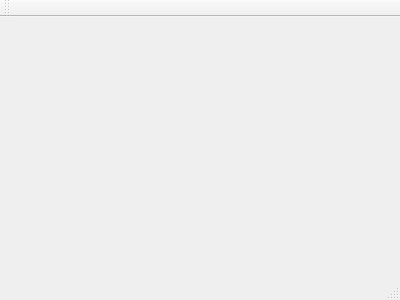
Qt form Datalogger/mainwindow.ui (FRUCD/DataloggerQt) before a commit.
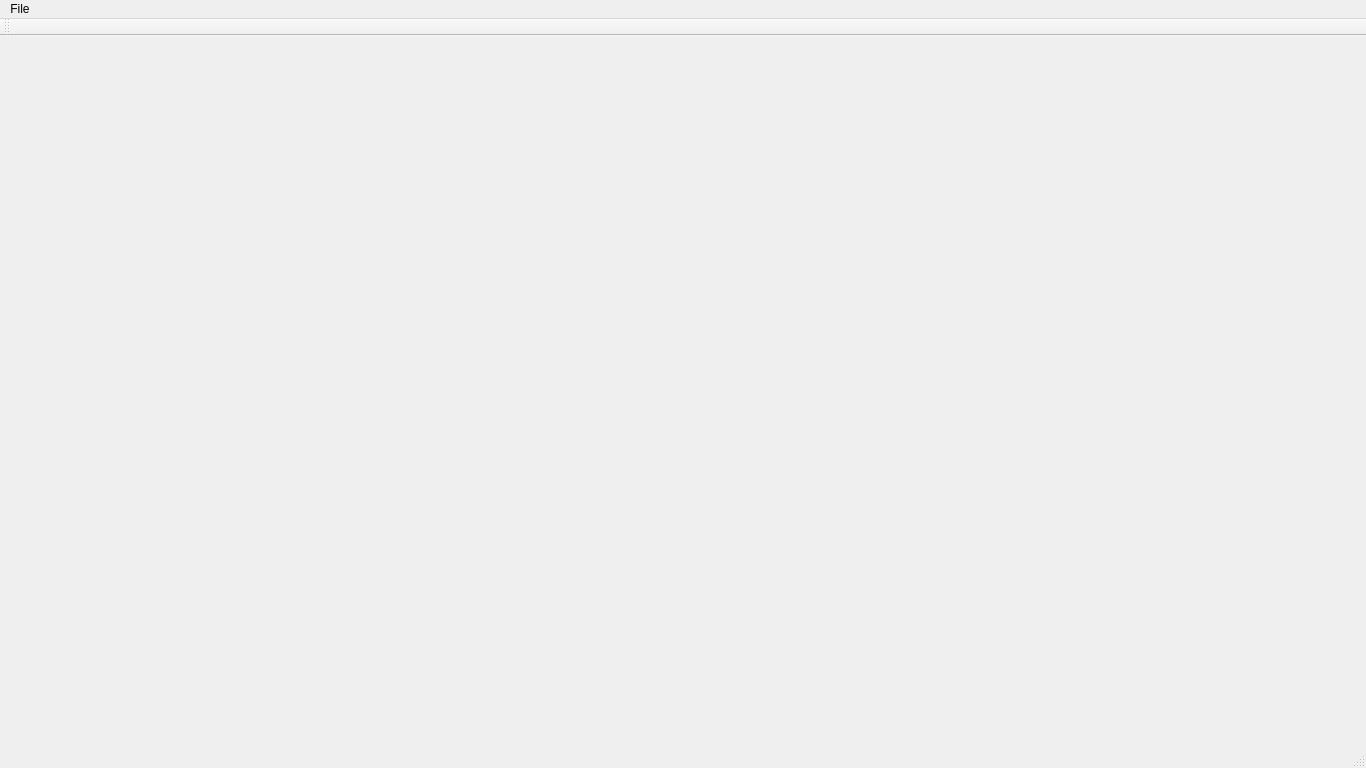
The same form after that commit. Custom widgets are drawn as their Qt base class.

Commit message: Added 4 charts with sample data

```diff
--- a/Datalogger/mainwindow.ui
+++ b/Datalogger/mainwindow.ui
@@ -1,24 +1,139 @@
 <ui version="4.0">
  <class>MainWindow</class>
- <widget class="QMainWindow" name="MainWindow" >
-  <property name="geometry" >
+ <widget class="QMainWindow" name="MainWindow">
+  <property name="geometry">
    <rect>
     <x>0</x>
     <y>0</y>
-    <width>400</width>
-    <height>300</height>
+    <width>1366</width>
+    <height>768</height>
    </rect>
   </property>
   <property name="windowTitle" >
    <string>MainWindow</string>
   </property>
-  <widget class="QMenuBar" name="menuBar" />
-  <widget class="QToolBar" name="mainToolBar" />
-  <widget class="QWidget" name="centralWidget" />
-  <widget class="QStatusBar" name="statusBar" />
+  <widget class="QWidget" name="centralWidget">
+   <widget class="QWidget" name="layoutWidget">
+    <property name="geometry">
+     <rect>
+      <x>350</x>
+      <y>-10</y>
+      <width>822</width>
+      <height>750</height>
+     </rect>
+    </property>
+    <layout class="QGridLayout" name="gridLayout">
+     <property name="topMargin">
+      <number>65</number>
+     </property>
+     <property name="bottomMargin">
+      <number>65</number>
+     </property>
+     <property name="spacing">
+      <number>20</number>
+     </property>
+     <item row="1" column="1">
+      <widget class="LineGraph" name="chart4" native="true">
+       <property name="maximumSize">
+        <size>
+         <width>400</width>
+         <height>300</height>
+        </size>
+       </property>
+      </widget>
+     </item>
+     <item row="0" column="0">
+      <widget class="LineGraph" name="chart1" native="true">
+       <property name="minimumSize">
+        <size>
+         <width>400</width>
+         <height>300</height>
+        </size>
+       </property>
+       <property name="maximumSize">
+        <size>
+         <width>400</width>
+         <height>300</height>
+        </size>
+       </property>
+      </widget>
+     </item>
+     <item row="0" column="1">
+      <widget class="LineGraph" name="chart2" native="true">
+       <property name="minimumSize">
+        <size>
+         <width>400</width>
+         <height>300</height>
+        </size>
+       </property>
+       <property name="maximumSize">
+        <size>
+         <width>400</width>
+         <height>300</height>
+        </size>
+       </property>
+      </widget>
+     </item>
+     <item row="1" column="0">
+      <widget class="LineGraph" name="chart3" native="true">
+       <property name="minimumSize">
+        <size>
+         <width>400</width>
+         <height>300</height>
+        </size>
+       </property>
+       <property name="maximumSize">
+        <size>
+         <width>400</width>
+         <height>300</height>
+        </size>
+       </property>
+      </widget>
+     </item>
+    </layout>
+   </widget>
+  </widget>
+  <widget class="QMenuBar" name="menuBar">
+   <property name="geometry">
+    <rect>
+     <x>0</x>
+     <y>0</y>
+     <width>1366</width>
+     <height>21</height>
+    </rect>
+   </property>
+   <widget class="QMenu" name="menuFile">
+    <property name="title">
+     <string>File</string>
+    </property>
+    <addaction name="actionExit"/>
+   </widget>
+   <addaction name="menuFile"/>
+  </widget>
+  <widget class="QToolBar" name="mainToolBar">
+   <attribute name="toolBarArea">
+    <enum>TopToolBarArea</enum>
+   </attribute>
+   <attribute name="toolBarBreak">
+    <bool>false</bool>
+   </attribute>
+  </widget>
+  <widget class="QStatusBar" name="statusBar"/>
+  <action name="actionExit">
+   <property name="text">
+    <string>Exit</string>
+   </property>
+  </action>
  </widget>
- <layoutDefault spacing="6" margin="11" />
- <pixmapfunction></pixmapfunction>
+ <layoutdefault spacing="6" margin="11"/>
+ <customwidgets>
+  <customwidget>
+   <class>LineGraph</class>
+   <extends>QWidget</extends>
+   <header>linegraph.h</header>
+   <container>1</container>
+  </customwidget>
+ </customwidgets>
  <resources/>
  <connections/>
 </ui>
```
Left out of the diff: 5 changed lines with no effect on the pictures. The commit also changes 7 other files.
